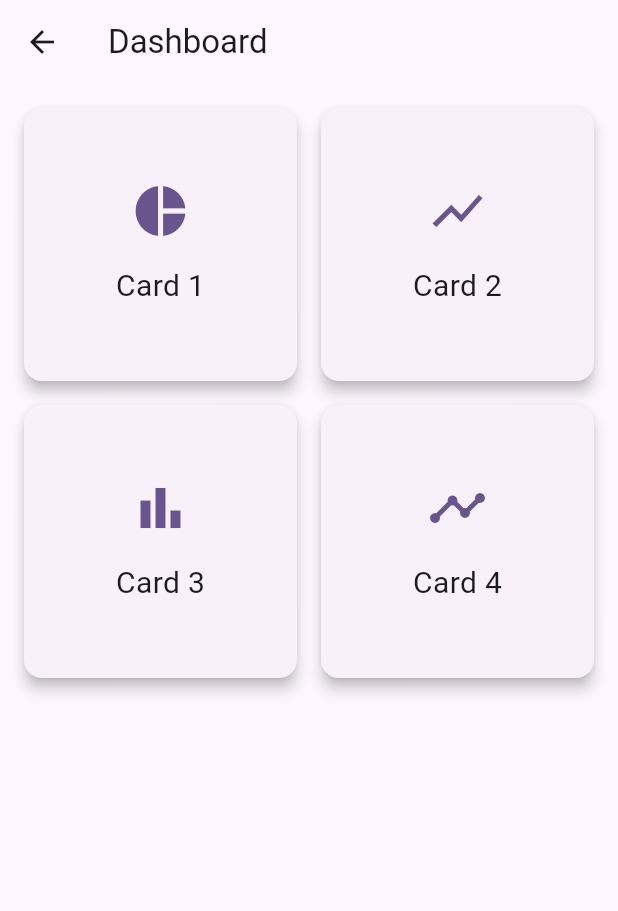
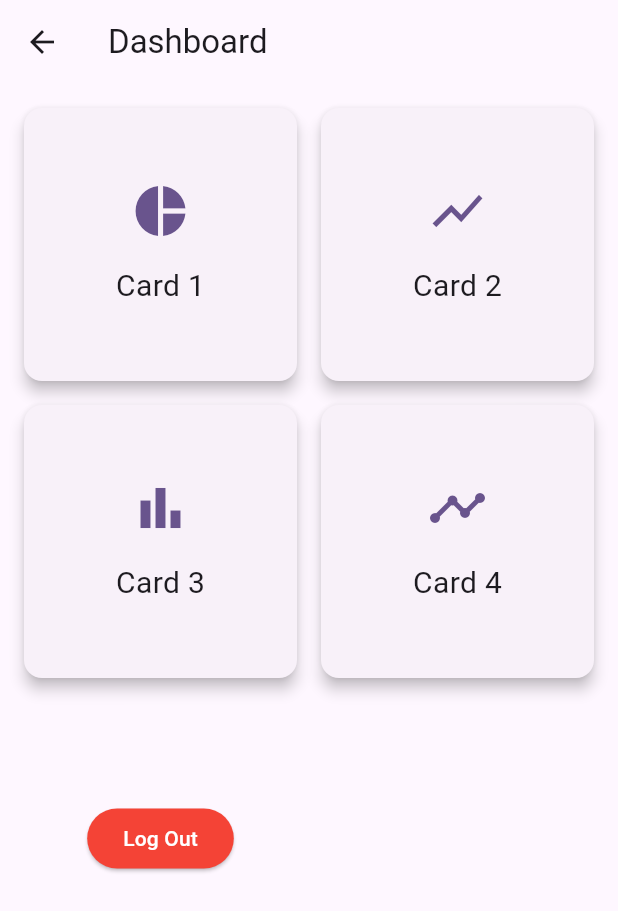
Before and after one commit to patelhappy18/sphere, a Flutter app: the DashboardScreen screen opened by its route, on a phone screen of 412 x 824 dp. Shown: the top 911 px of the screen. Run offline on Flutter 3.47's test engine with Material 3 defaults, Android fonts, the light colour scheme and no system bars; our stand-ins replace firebase_auth, firebase_core, fluttertoast, pinput; accounts and stored records are empty.

Commit message:
Log Out feature Implemented successfully

```diff
--- a/lib/View/dashboard/dashboard.dart
+++ b/lib/View/dashboard/dashboard.dart
@@ -1,3 +1,4 @@
+import 'package:firebase_auth/firebase_auth.dart';
 import 'package:flutter/material.dart';
 
 class DashboardScreen extends StatefulWidget {
@@ -21,6 +22,20 @@ class _DashboardScreenState extends State<DashboardScreen> {
             DashboardCard(title: 'Card 2', icon: Icons.show_chart),
             DashboardCard(title: 'Card 3', icon: Icons.bar_chart),
             DashboardCard(title: 'Card 4', icon: Icons.timeline),
+            Center(
+              child: ElevatedButton(
+                style: ElevatedButton.styleFrom(
+                    backgroundColor: Colors.red, foregroundColor: Colors.white),
+                onPressed: () async {
+                  await FirebaseAuth.instance.signOut();
+                  Navigator.pushNamedAndRemoveUntil(
+                      context, 'phone', (route) => false);
+                },
+                child: Text(
+                  'Log Out',
+                ),
+              ),
+            )
           ],
         ),
       ),
```
Also changed, not shown: lib/View/splash/splash_screen.dart (+14 -6 lines).
